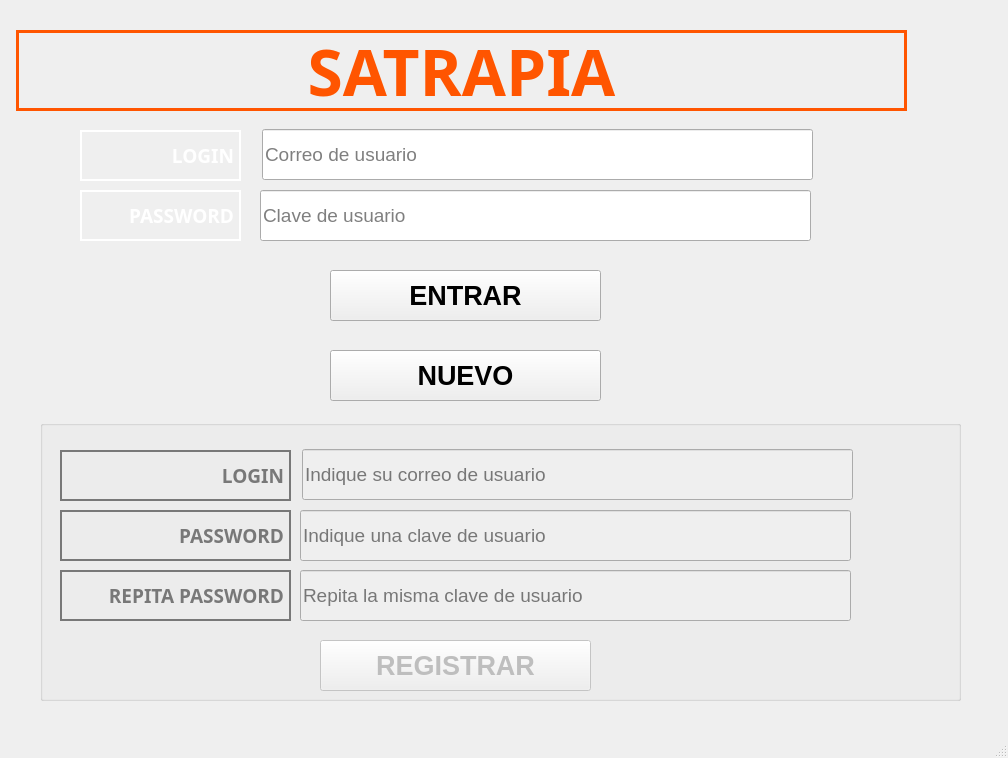
This is mainwindow.ui in makoki13/qtSatrapiaGUI as Qt 5 draws it before an edit. The edited form follows.
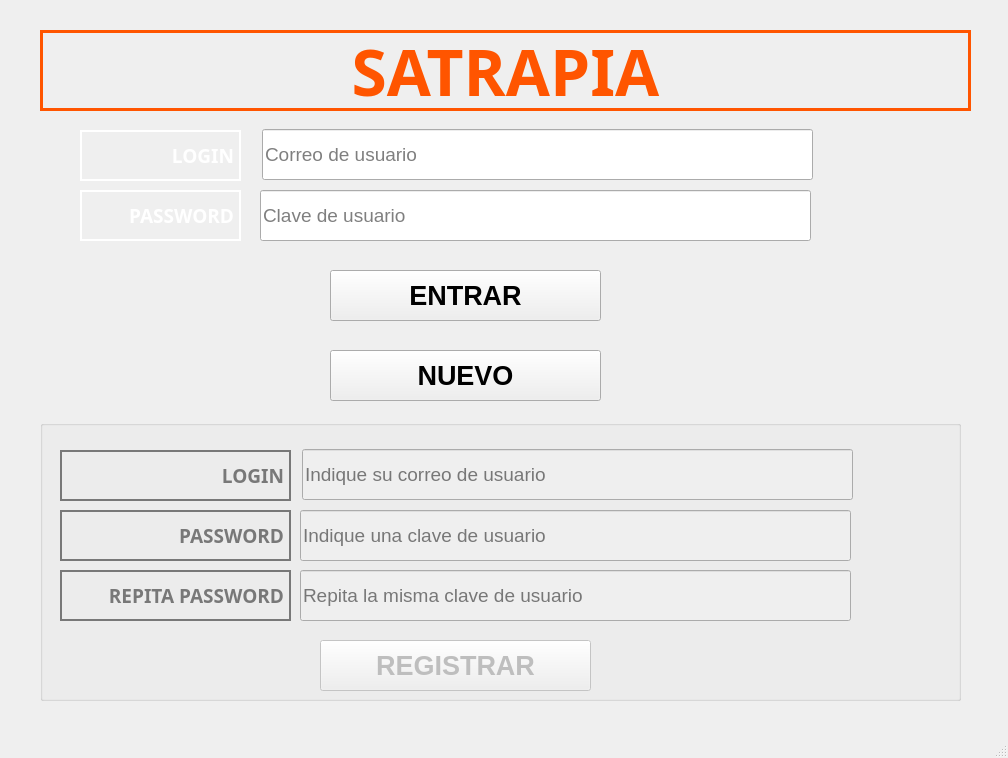
This is the edited form.

Commit message: ajustes panel alta

```diff
--- a/mainwindow.ui
+++ b/mainwindow.ui
@@ -189,9 +189,9 @@
    <widget class="QLabel" name="label_3">
     <property name="geometry">
      <rect>
-      <x>16</x>
+      <x>40</x>
       <y>30</y>
-      <width>891</width>
+      <width>931</width>
       <height>81</height>
      </rect>
     </property>
```
The commit also changes 2 other files.
